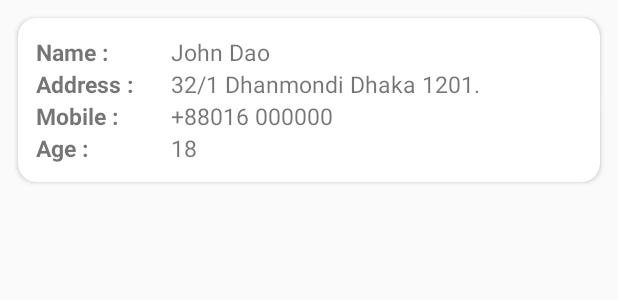
After one commit to imrankst1221/Kotlin-Guides, an Android app: the layout layout_student_item.xml on its own in the app's theme, with its tools: preview values and no code run, on a phone screen of 412 x 824 dp. The commit adds this screen. Shown: the top 300 px of the screen. Run offline under Robolectric (Android 15) with nearby library versions, the phone set to English and light mode, and no system bars.

Commit message:
add demo student list and connect with firebase

```diff
--- a/firebase_firestore/build.gradle
+++ b/firebase_firestore/build.gradle
@@ -31,6 +31,9 @@ dependencies {
     implementation "org.jetbrains.kotlin:kotlin-stdlib-jdk7:$kotlin_version"
     implementation 'com.android.support:appcompat-v7:28.0.0'
     implementation 'com.android.support.constraint:constraint-layout:1.1.3'
+    implementation "com.android.support:recyclerview-v7:28.0.0"
+    implementation "com.android.support:cardview-v7:28.0.0"
+    implementation "com.android.support:design:28.0.0"
     testImplementation 'junit:junit:4.12'
     androidTestImplementation 'com.android.support.test:runner:1.0.2'
     androidTestImplementation 'com.android.support.test.espresso:espresso-core:3.0.2'
--- /dev/null
+++ b/firebase_firestore/src/main/res/drawable/ic_add.xml
@@ -0,0 +1,5 @@
+<vector android:height="24dp" android:tint="#FBFFFE"
+    android:viewportHeight="24.0" android:viewportWidth="24.0"
+    android:width="24dp" xmlns:android="http://schemas.android.com/apk/res/android">
+    <path android:fillColor="#FF000000" android:pathData="M19,13h-6v6h-2v-6H5v-2h6V5h2v6h6v2z"/>
+</vector>
--- /dev/null
+++ b/firebase_firestore/src/main/res/layout/layout_student_item.xml
@@ -0,0 +1,93 @@
+<?xml version="1.0" encoding="utf-8"?>
+<RelativeLayout xmlns:android="http://schemas.android.com/apk/res/android"
+    xmlns:tools="http://schemas.android.com/tools"
+    xmlns:card_view="http://schemas.android.com/apk/res-auto"
+    android:layout_width="match_parent"
+    android:layout_height="wrap_content">
+    <android.support.v7.widget.CardView
+        android:id="@+id/layout_item"
+        android:layout_width="match_parent"
+        android:layout_height="wrap_content"
+        android:layout_margin="12dp"
+        card_view:cardCornerRadius="12dp">
+        <LinearLayout
+            android:id="@+id/layout_root"
+            android:layout_width="match_parent"
+            android:layout_height="wrap_content"
+            android:padding="12dp"
+            android:orientation="vertical">
+            <LinearLayout
+                android:layout_width="match_parent"
+                android:layout_height="wrap_content"
+                android:orientation="horizontal">
+                <TextView
+                    android:layout_width="wrap_content"
+                    android:layout_height="wrap_content"
+                    android:textSize="15sp"
+                    android:textStyle="bold"
+                    android:minEms="5"
+                    android:text="Name : "/>
+                <TextView
+                    android:id="@+id/txt_name"
+                    android:layout_width="match_parent"
+                    android:layout_height="wrap_content"
+                    android:textSize="15sp"
+                    tools:text="John Dao"/>
+            </LinearLayout>
+            <LinearLayout
+                android:layout_width="match_parent"
+                android:layout_height="wrap_content"
+                android:orientation="horizontal">
+                <TextView
+                    android:layout_width="wrap_content"
+                    android:layout_height="wrap_content"
+                    android:textSize="15sp"
+                    android:textStyle="bold"
+                    android:minEms="5"
+                    android:text="Address :"/>
+                <TextView
+                    android:id="@+id/txt_address"
+                    android:layout_width="match_parent"
+                    android:layout_height="wrap_content"
+                    android:textSize="15sp"
+                    tools:text="32/1 Dhanmondi Dhaka 1201."/>
+            </LinearLayout>
+            <LinearLayout
+                android:layout_width="match_parent"
+                android:layout_height="wrap_content"
+                android:orientation="horizontal">
+                <TextView
+                    android:layout_width="wrap_content"
+                    android:layout_height="wrap_content"
+                    android:textSize="15sp"
+                    android:textStyle="bold"
+                    android:minEms="5"
+                    android:text="Mobile :"/>
+                <TextView
+                    android:id="@+id/txt_mobile"
+                    android:layout_width="match_parent"
+                    android:layout_height="wrap_content"
+                    android:textSize="15sp"
+                    tools:text="+88016 000000"/>
+            </LinearLayout>
+            <LinearLayout
+                android:layout_width="match_parent"
+                android:layout_height="wrap_content"
+                android:orientation="horizontal">
+                <TextView
+                    android:layout_width="wrap_content"
+                    android:layout_height="wrap_content"
+                    android:textSize="15sp"
+                    android:textStyle="bold"
+                    android:minEms="5"
+                    android:text="Age :"/>
+                <TextView
+                    android:id="@+id/txt_age"
+                    android:layout_width="match_parent"
+                    android:layout_height="wrap_content"
+                    android:textSize="15sp"
+                    tools:text="18"/>
+            </LinearLayout>
+        </LinearLayout>
+    </android.support.v7.widget.CardView>
+</RelativeLayout>
--- a/firebase_firestore/src/main/res/values/colors.xml
+++ b/firebase_firestore/src/main/res/values/colors.xml
@@ -3,4 +3,5 @@
     <color name="colorPrimary">#008577</color>
     <color name="colorPrimaryDark">#00574B</color>
     <color name="colorAccent">#D81B60</color>
+    <color name="colorBlack">#000</color>
 </resources>
```
Also changed, not shown: firebase_firestore/src/main/java/imrankst12221/firebase_firestore/DataClass.kt (added, +12 -0 lines), firebase_firestore/src/main/java/imrankst12221/firebase_firestore/MainActivity.kt (+101 -0 lines), firebase_firestore/src/main/java/imrankst12221/firebase_firestore/StudentAdapter.kt (added, +48 -0 lines), firebase_firestore/src/main/res/layout/activity_main.xml (+16 -9 lines), firebase_firestore/src/main/res/layout/popup_add_student.xml (added, +32 -0 lines).
